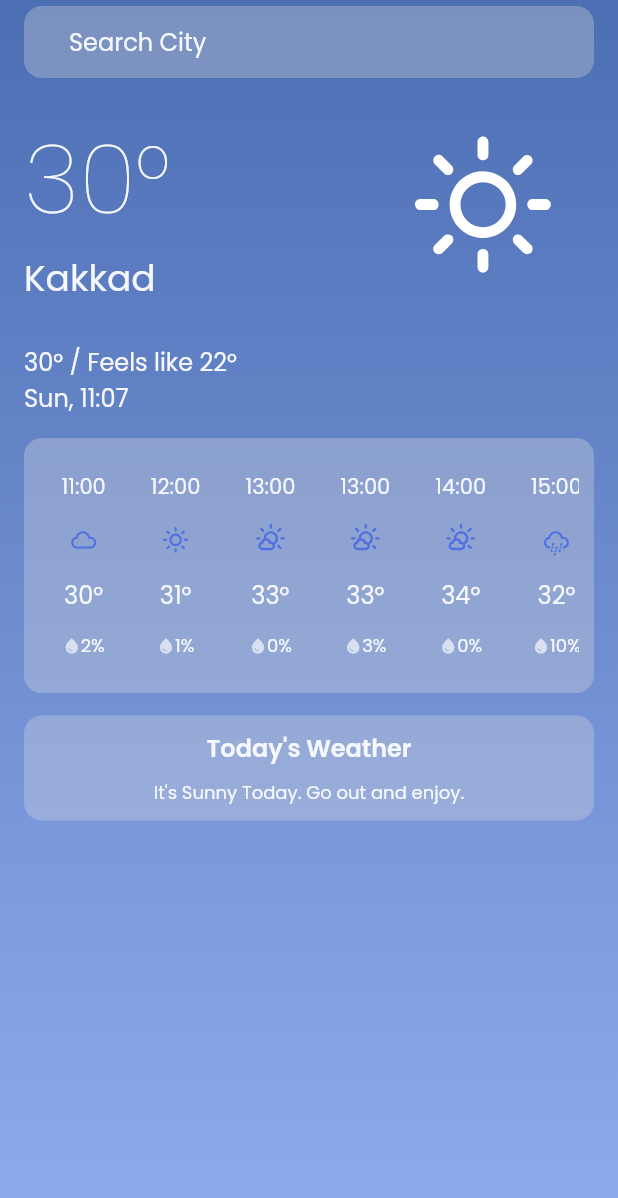
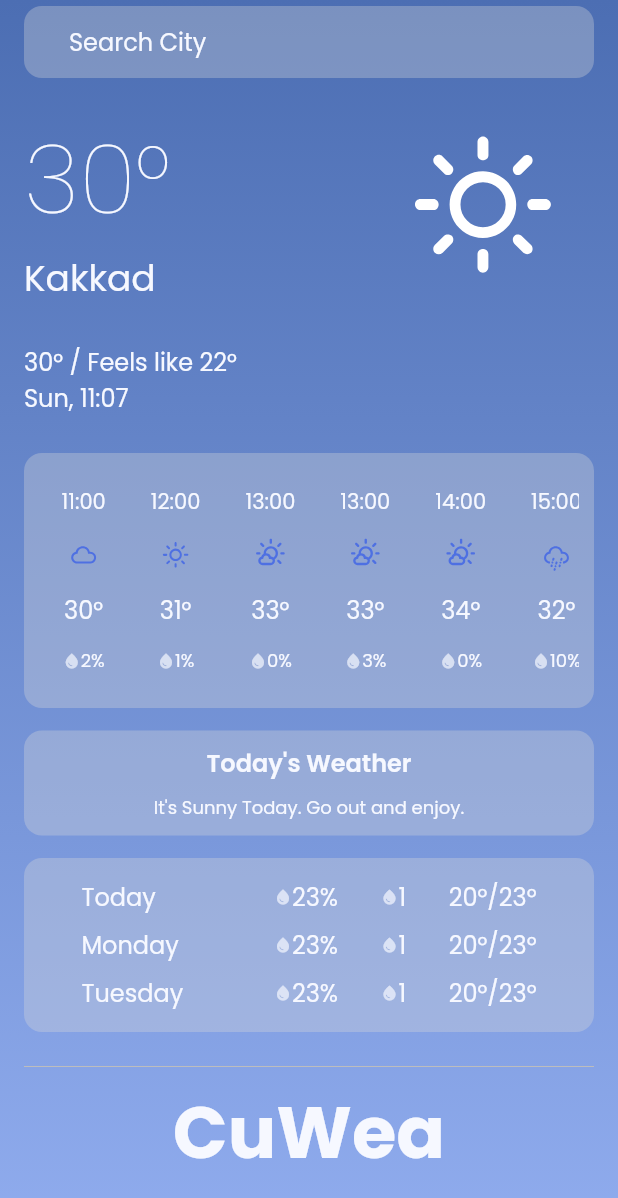
Before and after one commit to Adwaith-Rajesh/CuWea, a Flutter app: the screen it shows after launch, on a phone screen of 412 x 824 dp. Shown: the top 1198 px of the screen. Run offline on Flutter 3.47's test engine with Material 2 defaults, Android fonts, the phone set to English and light mode, and no system bars; our stand-ins replace weather_icons.

Commit message:
Added forecast and logo

```diff
--- /dev/null
+++ b/lib/components/cuwea_logo.dart
@@ -0,0 +1,12 @@
+import 'package:cuwea/components/cw_text.dart';
+import 'package:flutter/material.dart';
+
+class CuWeaLogo extends StatelessWidget {
+  const CuWeaLogo({super.key});
+
+  @override
+  Widget build(BuildContext context) {
+    return const CWText(
+        text: 'CuWea', fontSize: 48, fontWeight: FontWeight.bold);
+  }
+}
--- /dev/null
+++ b/lib/components/forecast_data_container.dart
@@ -0,0 +1,35 @@
+import 'package:cuwea/components/single_forecast_info.dart';
+import 'package:cuwea/models/forecast_data.dart';
+import 'package:flutter/material.dart';
+
+class ForecastDataContainer extends StatelessWidget {
+  final List<ForecastData> forecastData;
+
+  const ForecastDataContainer({
+    super.key,
+    required this.forecastData,
+  });
+
+  @override
+  Widget build(BuildContext context) {
+    return Container(
+      width: double.infinity,
+      // height: MediaQuery.of(context).size.height,
+      padding: const EdgeInsets.all(10),
+      decoration: BoxDecoration(
+        color: const Color(0xffD9D9D9).withOpacity(0.33),
+        borderRadius: BorderRadius.circular(12),
+      ),
+      child: ListView.builder(
+        shrinkWrap: true,
+        itemCount: forecastData.length,
+        itemBuilder: (context, index) => Container(
+          padding: EdgeInsets.symmetric(vertical: 4),
+          child: SingleForecastWidget(
+            forecastData: forecastData[index],
+          ),
+        ),
+      ),
+    );
+  }
+}
--- a/lib/components/hourly_data_container.dart
+++ b/lib/components/hourly_data_container.dart
@@ -21,6 +21,7 @@ class HourlyDataContainer extends StatelessWidget {
       ),
       child: ListView.builder(
         scrollDirection: Axis.horizontal,
+        shrinkWrap: true,
         itemCount: hourlyData.length,
         itemBuilder: (context, index) => SingleHourDataWidget(
           hourData: hourlyData[index],
--- /dev/null
+++ b/lib/components/single_forecast_info.dart
@@ -0,0 +1,79 @@
+import 'package:cuwea/components/cw_text.dart';
+import 'package:cuwea/models/forecast_data.dart';
+import 'package:flutter/material.dart';
+
+class SingleForecastWidget extends StatelessWidget {
+  final ForecastData forecastData;
+
+  const SingleForecastWidget({
+    super.key,
+    required this.forecastData,
+  });
+
+  @override
+  Widget build(BuildContext context) {
+    return Row(
+      mainAxisAlignment: MainAxisAlignment.spaceEvenly,
+      children: [
+        SizedBox(
+          width: 100,
+          child: Column(
+            crossAxisAlignment: CrossAxisAlignment.start,
+            children: [
+              CWText(
+                text: forecastData.weekDay,
+                fontSize: 16,
+                fontWeight: FontWeight.normal,
+              )
+            ],
+          ),
+        ),
+        Column(
+          children: [
+            Row(
+              children: [
+                Icon(
+                  Icons.water_drop,
+                  size: 12,
+                  color: const Color(0xffF6F8FF).withOpacity(0.7),
+                ),
+                CWText(
+                  text: '${forecastData.humidity.toString()}%',
+                  fontSize: 16,
+                  fontWeight: FontWeight.normal,
+                ),
+              ],
+            )
+          ],
+        ),
+        Column(
+          children: [
+            Row(
+              children: [
+                Icon(
+                  Icons.water_drop_rounded,
+                  size: 12,
+                  color: const Color(0xffF6F8FF).withOpacity(0.7),
+                ),
+                CWText(
+                  text: forecastData.precipitation.toString(),
+                  fontSize: 16,
+                  fontWeight: FontWeight.normal,
+                ),
+              ],
+            )
+          ],
+        ),
+        Column(
+          children: [
+            CWText(
+              text: '${forecastData.minTemp}°/${forecastData.maxTemp}°',
+              fontSize: 16,
+              fontWeight: FontWeight.normal,
+            ),
+          ],
+        )
+      ],
+    );
+  }
+}
--- a/lib/components/single_hour_info.dart
+++ b/lib/components/single_hour_info.dart
@@ -13,7 +13,7 @@ class SingleHourDataWidget extends StatelessWidget {
   @override
   Widget build(BuildContext context) {
     return Container(
-      margin: EdgeInsets.symmetric(horizontal: 15),
+      margin: const EdgeInsets.symmetric(horizontal: 15),
       child: Column(
         mainAxisAlignment: MainAxisAlignment.spaceEvenly,
         children: [
@@ -24,7 +24,7 @@ class SingleHourDataWidget extends StatelessWidget {
           ),
           Icon(
             hourData.iconData,
-            color: Color.fromARGB(255, 51, 90, 233).withOpacity(0.7),
+            color: const Color.fromARGB(255, 51, 90, 233).withOpacity(0.7),
           ),
           CWText(
             text: '${hourData.temp.toString()}°',
@@ -36,7 +36,7 @@ class SingleHourDataWidget extends StatelessWidget {
               Icon(
                 Icons.water_drop,
                 size: 12,
-                color: Color(0xffF6F8FF).withOpacity(0.7),
+                color: const Color(0xffF6F8FF).withOpacity(0.7),
               ),
               CWText(
                 text: '${hourData.precipitation.toString()}%',
--- a/lib/main.dart
+++ b/lib/main.dart
@@ -13,7 +13,7 @@ class MyApp extends StatelessWidget {
     return MaterialApp(
       theme: ThemeData(fontFamily: 'Poppins'),
       debugShowCheckedModeBanner: false,
-      home: HomePage(),
+      home: const HomePage(),
     );
   }
 }
--- /dev/null
+++ b/lib/models/forecast_data.dart
@@ -0,0 +1,15 @@
+class ForecastData {
+  String weekDay;
+  int humidity;
+  int precipitation;
+  int maxTemp;
+  int minTemp;
+
+  ForecastData({
+    required this.weekDay,
+    required this.humidity,
+    required this.precipitation,
+    required this.maxTemp,
+    required this.minTemp,
+  });
+}
--- a/lib/pages/home_page.dart
+++ b/lib/pages/home_page.dart
@@ -1,9 +1,10 @@
-import 'dart:ui';
-
 import 'package:cuwea/components/current_condition.dart';
+import 'package:cuwea/components/cuwea_logo.dart';
+import 'package:cuwea/components/forecast_data_container.dart';
 import 'package:cuwea/components/hourly_data_container.dart';
 import 'package:cuwea/components/info_glance.dart';
 import 'package:cuwea/components/search_bar.dart';
+import 'package:cuwea/models/forecast_data.dart';
 import 'package:cuwea/models/hour_data.dart';
 import 'package:flutter/material.dart';
 import 'package:weather_icons/weather_icons.dart';
@@ -60,6 +61,27 @@ class _HomePageState extends State<HomePage> {
         iconData: WeatherIcons.day_sunny_overcast),
   ];
 
+  final List<ForecastData> forecastData = [
+    ForecastData(
+        weekDay: 'Today',
+        humidity: 23,
+        precipitation: 1,
+        maxTemp: 23,
+        minTemp: 20),
+    ForecastData(
+        weekDay: 'Monday',
+        humidity: 23,
+        precipitation: 1,
+        maxTemp: 23,
+        minTemp: 20),
+    ForecastData(
+        weekDay: 'Tuesday',
+        humidity: 23,
+        precipitation: 1,
+        maxTemp: 23,
+        minTemp: 20),
+  ];
+
   @override
   Widget build(BuildContext context) {
     return Container(
@@ -92,6 +114,7 @@ class _HomePageState extends State<HomePage> {
             child: ListView(
               children: [
                 Column(
+                  mainAxisAlignment: MainAxisAlignment.center,
                   children: [
                     // info at a glance
                     const InfoGlance(
@@ -102,7 +125,7 @@ class _HomePageState extends State<HomePage> {
                     ),
 
                     const SizedBox(
-                      height: 15,
+                      height: 25,
                     ),
 
                     // hourly data container
@@ -113,8 +136,26 @@ class _HomePageState extends State<HomePage> {
                     ),
 
                     // quotes
-                    CurrentCondition(
-                        conditionText: 'It\'s Sunny Today. Go out and enjoy.'),
+                    const CurrentCondition(
+                      conditionText: 'It\'s Sunny Today. Go out and enjoy.',
+                    ),
+
+                    const SizedBox(
+                      height: 15,
+                    ),
+
+                    // forecast
+                    ForecastDataContainer(forecastData: forecastData),
+
+                    const SizedBox(
+                      height: 15,
+                    ),
+
+                    Divider(
+                      color: Colors.grey[400],
+                    ),
+
+                    const CuWeaLogo(),
                   ],
                 ),
               ],
```
